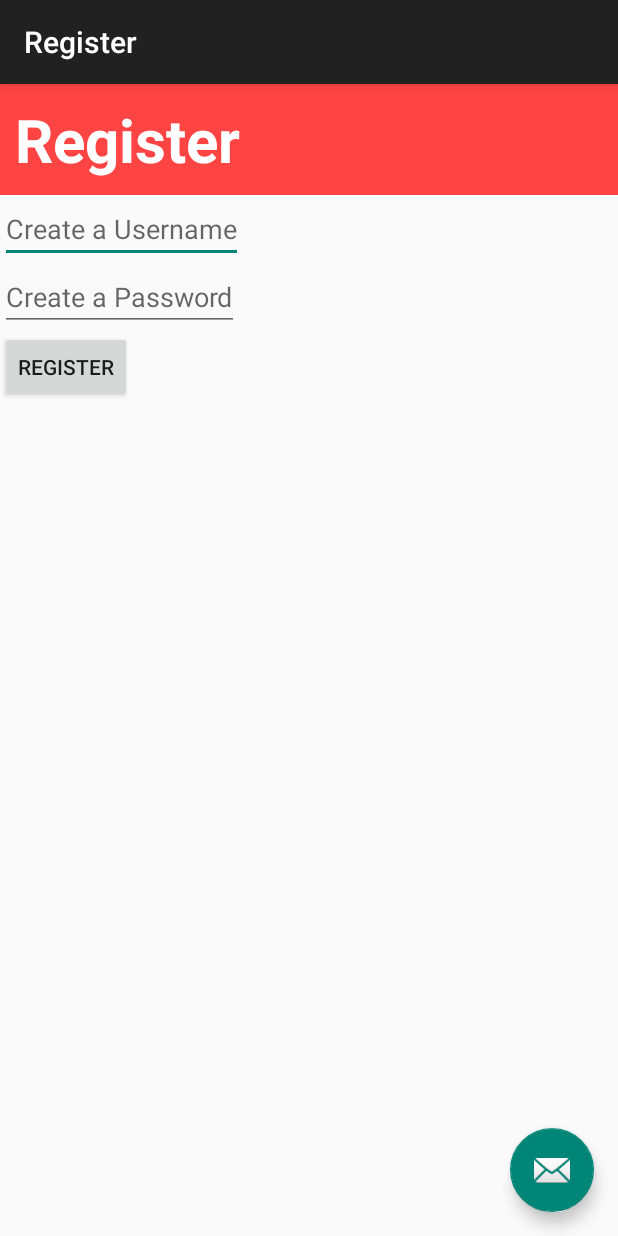
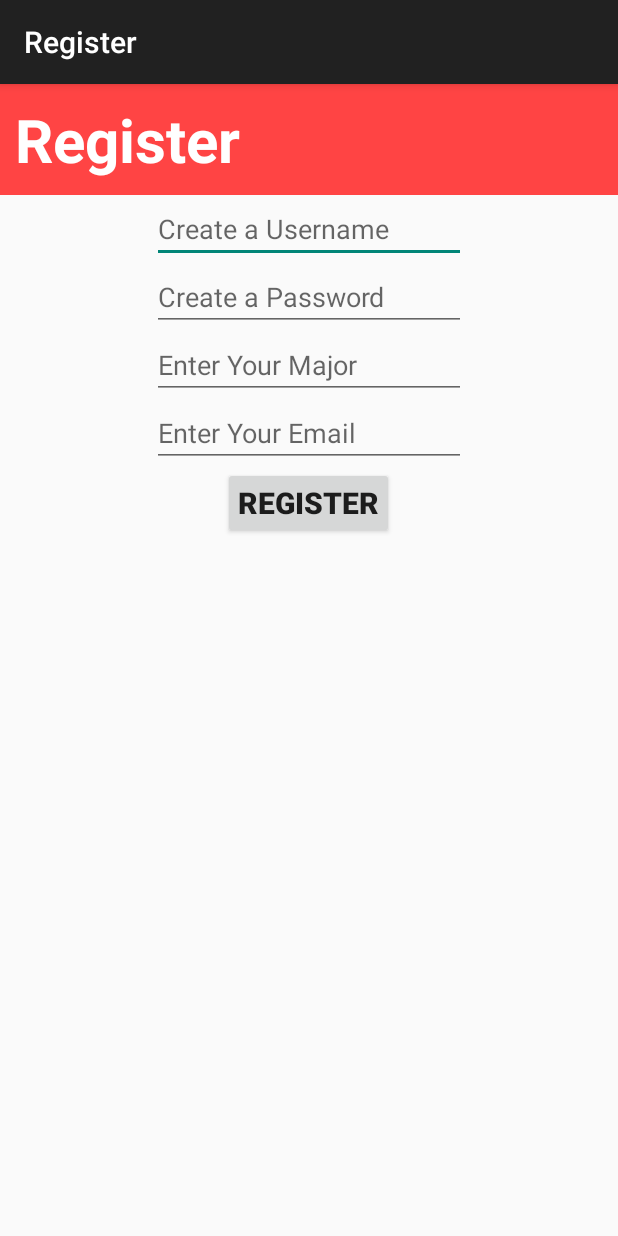
Before and after one commit to DoYouWantToBuildAProgram/Recs-From-Techs, an Android app: the Register screen opened directly, with no data from a screen before it, on a phone screen of 412 x 824 dp. Run offline under Robolectric (Android 15) with nearby library versions, the phone set to English and light mode, and no system bars; 1 statement that could not run was skipped.

Commit message:
Added more info to registration page and changed some UI stuff

```diff
--- a/app/src/main/res/layout/activity_login.xml
+++ b/app/src/main/res/layout/activity_login.xml
@@ -23,12 +23,4 @@
 
     <include layout="@layout/content_login" />
 
-    <android.support.design.widget.FloatingActionButton
-        android:id="@+id/fab"
-        android:layout_width="wrap_content"
-        android:layout_height="wrap_content"
-        android:layout_gravity="bottom|end"
-        android:layout_margin="@dimen/fab_margin"
-        android:src="@android:drawable/ic_dialog_email" />
-
 </android.support.design.widget.CoordinatorLayout>
--- a/app/src/main/res/layout/activity_register.xml
+++ b/app/src/main/res/layout/activity_register.xml
@@ -23,12 +23,4 @@
 
     <include layout="@layout/content_register" />
 
-    <android.support.design.widget.FloatingActionButton
-        android:id="@+id/fab"
-        android:layout_width="wrap_content"
-        android:layout_height="wrap_content"
-        android:layout_gravity="bottom|end"
-        android:layout_margin="@dimen/fab_margin"
-        android:src="@android:drawable/ic_dialog_email" />
-
 </android.support.design.widget.CoordinatorLayout>
--- a/app/src/main/res/layout/content_register.xml
+++ b/app/src/main/res/layout/content_register.xml
@@ -21,18 +21,34 @@
         android:background="@android:color/holo_red_light"
         />
     <EditText android:id="@+id/createuser"
-        android:layout_width="wrap_content"
+        android:layout_width="209dp"
         android:layout_height="wrap_content"
-        android:hint="@string/createuser"/>
+        android:hint="@string/createuser"
+        android:layout_gravity="center_horizontal" />
     <EditText android:id="@+id/createpass"
-        android:layout_width="wrap_content"
+        android:layout_width="209dp"
         android:layout_height="wrap_content"
-        android:hint="@string/createpass"/>
+        android:hint="@string/createpass"
+        android:layout_gravity="center_horizontal" />
+    <EditText android:id="@+id/major"
+        android:layout_width="209dp"
+        android:layout_height="wrap_content"
+        android:hint="@string/major"
+        android:layout_gravity="center_horizontal" />
+    <EditText android:id="@+id/email"
+        android:layout_width="209dp"
+        android:layout_height="wrap_content"
+        android:hint="@string/email"
+        android:layout_gravity="center_horizontal" />
     <Button
         android:layout_width="wrap_content"
         android:layout_height="wrap_content"
         android:text="@string/register_button"
-        android:onClick="registerUser"/>
+        android:textStyle="bold"
+        android:padding="10dp"
+        android:onClick="registerUser"
+        android:textSize="20sp"
+        android:layout_gravity="center_horizontal" />
 
 
 </LinearLayout>
--- a/app/src/main/res/values/strings.xml
+++ b/app/src/main/res/values/strings.xml
@@ -17,4 +17,6 @@
     <string name="createuser">Create a Username</string>
     <string name="createpass">Create a Password</string>
     <string name="confirmpass">Confirm Password</string>
+    <string name="major">Enter Your Major</string>
+    <string name="email">Enter Your Email</string>
 </resources>
```
Also changed, not shown: 1 other file.
